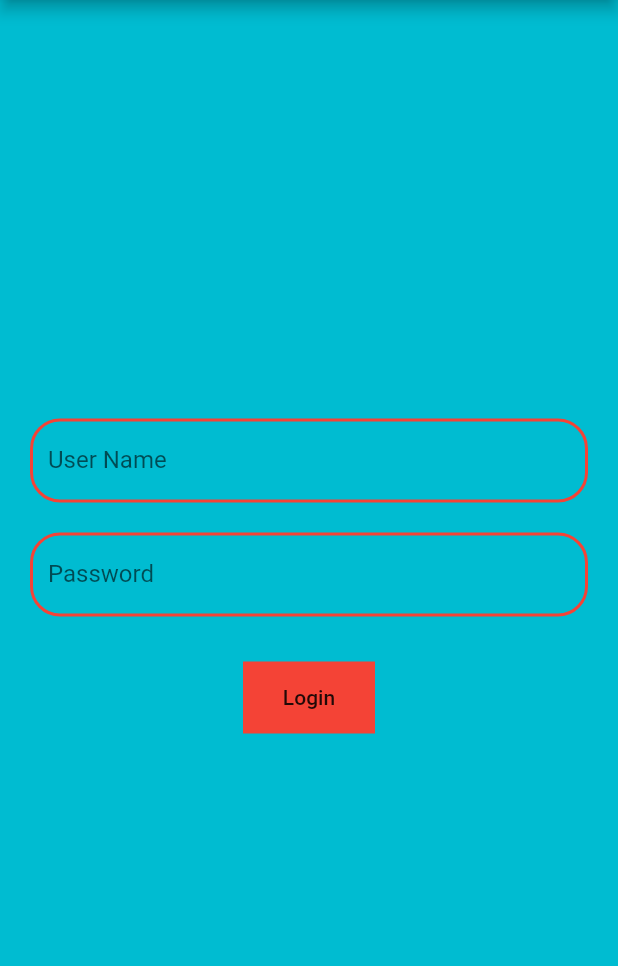
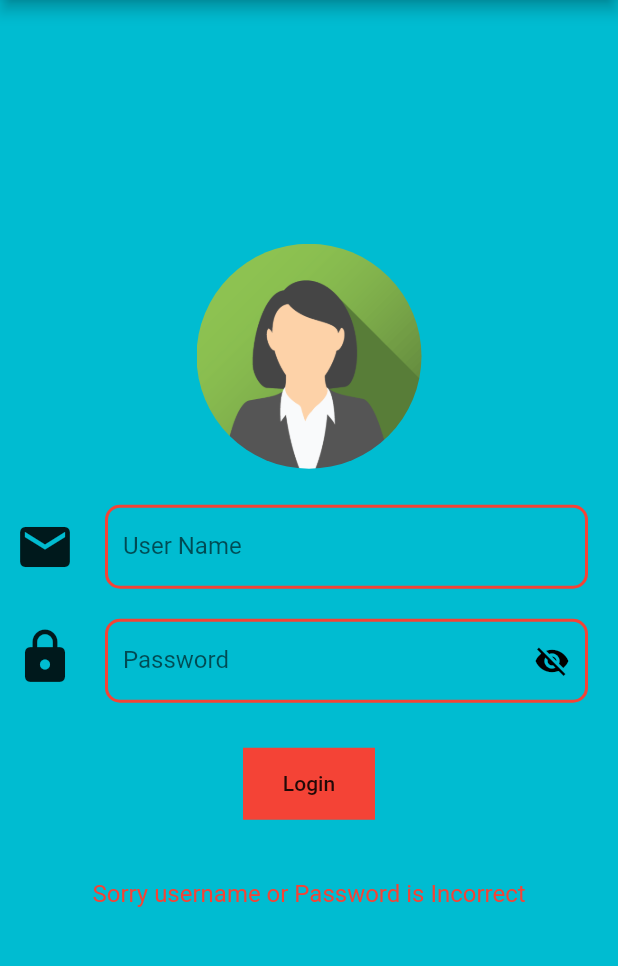
Before and after one commit to SDESAI612/Flutter_practise, a Flutter app: the screen it shows after launch, after a tap on "Login", on a phone screen of 412 x 824 dp, the part 84-1050 px from its top. Run offline on Flutter 3.47's test engine with Material 2 defaults, Android fonts, the phone set to English and light mode, and no system bars; our stand-ins replace connectivity, flutter_offline, persistent_bottom_nav_bar; accounts and stored records are empty.

Commit message:
Files Modified

```diff
--- a/lib/main.dart
+++ b/lib/main.dart
@@ -1,5 +1,7 @@
+
 
 import 'package:flutter/material.dart';
+import 'package:flutter/widgets.dart';
 import 'DrawerHome.dart';
 import 'UserModel.dart';
 import 'package:http/http.dart' as http;
@@ -78,12 +80,28 @@ class _MyHomePageState extends State<MyHomePage> {
   String username;
   String pass;
   UserModel _user;
+  bool check = false;
+  bool passCheck = true;
+
+  void toggleVisibility() {
+   if(passCheck) {
+     setState(() {
+       passCheck = false;
+     });
+   }else {
+     setState(() {
+       passCheck=true;
+     });
+   }
+
+
+  }
+
+
+
 
 @override
   Widget build(BuildContext context) {
-
-
-
     // This method is rerun every time setState is called, for instance as done
     // by the _incrementCounter method above.
     //
@@ -98,13 +116,36 @@ class _MyHomePageState extends State<MyHomePage> {
           title: Text('Demo'),
         ),
         body: Center(
-          child: SingleChildScrollView (
+            child: SingleChildScrollView(
               child: Column(
-            mainAxisAlignment: MainAxisAlignment.center,
-            crossAxisAlignment: CrossAxisAlignment.center,
+                // mainAxisAlignment: MainAxisAlignment.center,
+                // crossAxisAlignment: CrossAxisAlignment.center,
+                children: [
+                  // children: [Container(
+                  //   child: Icon(Icons.email,size: 16.00,),
+                  // ),
+
+                  Container(
+                    margin: EdgeInsets.only(bottom: 24),
+                    child: ClipOval(
+                      child: Image.asset(
+                        'assets/loginIcon.png', height: 150, width: 150,
+
+                      ),
+                    ),
+                  ),
+
+                  Row(
                     children: [
                       Container(
-                  margin: const EdgeInsets.only(left: 20.0, right: 20.0),
+                        child: Icon(Icons.email, size: 40,),
+                        margin: EdgeInsets.only(left: 10),
+                      ),
+                      Expanded(
+                        flex: 1, // 20%
+                        child: Container(
+                            margin: const EdgeInsets.only(
+                                left: 20.0, right: 20.0),
                             child: TextField(
                               controller: emailController,
                               cursorColor: Colors.amber,
@@ -113,59 +154,111 @@ class _MyHomePageState extends State<MyHomePage> {
                               decoration: new InputDecoration(
                                 focusedBorder: OutlineInputBorder(
                                     borderSide:
-                              BorderSide(color: Colors.greenAccent, width: 2.0),
+                                    BorderSide(
+                                        color: Colors.greenAccent, width: 2.0),
                                     borderRadius:
-                              BorderRadius.all(new Radius.circular(20.0))),
+                                    BorderRadius.all(
+                                        new Radius.circular(10.0))),
                                 enabledBorder: OutlineInputBorder(
-                          borderSide: BorderSide(color: Colors.red, width: 2.0),
+                                    borderSide: BorderSide(
+                                        color: Colors.red, width: 2.0),
                                     borderRadius:
-                              BorderRadius.all(new Radius.circular(20.0))),
+                                    BorderRadius.all(
+                                        new Radius.circular(10.0))),
                                 hintText: 'User Name',
                               ),
                             )),
+                      ),
+                    ],
+
+                  ),
+
+                  Row(
+                    children: [
                       Container(
+                        child: Icon(Icons.lock, size: 40,),
+                        margin: EdgeInsets.only(left: 10, top: 15),
+                      ),
+                      Expanded(
+                          flex: 1, // 20%
+                          child: Container(
                               margin:
-                      const EdgeInsets.only(left: 20.0, right: 20.0, top: 20.0),
+                              const EdgeInsets.only(
+                                  left: 20.0, right: 20.0, top: 20.0),
                               child: TextField(
                                 controller: passController,
                                 cursorColor: Colors.amber,
                                 style: TextStyle(height: 1.0),
                                 cursorWidth: 3.0,
                                 decoration: new InputDecoration(
+                                  suffixIcon: GestureDetector(
+                                    onTap: () {
+                                      toggleVisibility();
+                                    },
+                                    child: Icon(
+                                        passCheck ? Icons.visibility_off : Icons.visibility,
+                                      color: passCheck ? Colors.black : Colors.amber,
+                                    ),
+                                  ),
                                   focusedBorder: OutlineInputBorder(
                                       borderSide:
-                              BorderSide(color: Colors.greenAccent, width: 2.0),
+                                      BorderSide(color: Colors.greenAccent,
+                                          width: 2.0),
                                       borderRadius:
-                              BorderRadius.all(new Radius.circular(20.0))),
+                                      BorderRadius.all(
+                                          new Radius.circular(10.0))),
                                   enabledBorder: OutlineInputBorder(
-                          borderSide: BorderSide(color: Colors.red, width: 2.0),
+                                      borderSide: BorderSide(
+                                          color: Colors.red, width: 2.0),
                                       borderRadius:
-                              BorderRadius.all(new Radius.circular(20.0))),
+                                      BorderRadius.all(
+                                          new Radius.circular(10.0))),
                                   hintText: 'Password',
                                 ),
-                    obscureText: true,
-                  )),
+                                obscureText: passCheck,
+                              ))
+                      ),
+                    ],
+                  ),
+
+
                   Container(
                     margin: const EdgeInsets.only(top: 30.0),
                     color: Colors.red,
                     child: FlatButton(
                       child: Text('Login'),
                       onPressed: () async {
-                    username = emailController.text;
-                    pass = passController.text;
+                        username = emailController.text.trim();
+                        pass = passController.text.trim();
 
                         // Route route = MaterialPageRoute(builder: (context) => Home(username,pass));
-                   final UserModel user = await createUser(username, pass);
-                    print(user.name);
-                   setState(() {
-                      _user = user;
-                   });
+                        // final UserModel user = await createUser(username, pass);
+                        //  print(user.name);
+                        // setState(() {
+                        //    _user = user;
+                        // });
+
+                        if (username == "Shiv" && pass == "Desai") {
                           Route route =
                           MaterialPageRoute(builder: (context) => DrawerHome());
                           Navigator.push(context, route);
+                        } else {
+                          setState(() {
+                            check = true;
+                          });
+                        }
                       },
                     ),
                   ),
+                  check ? Container(
+                    margin: EdgeInsets.only(top: 40.0),
+                    child:
+                    Text('Sorry username or Password is Incorrect',
+                      style: TextStyle(
+                          fontSize: 16.0,
+                          color: Colors.red
+                      ),),
+                  ) : Container()
                 ],
               ),
             ))
--- a/pubspec.yaml
+++ b/pubspec.yaml
@@ -53,8 +53,7 @@ flutter:
 
   # To add assets to your application, add an assets section, like this:
   assets:
-    - assets/m.png
-    - assets/splash.jpg
+    - assets/
 
         # An image asset can refer to one or more resolution-specific "variants", see
   # https://flutter.dev/assets-and-images/#resolution-aware.
```
Also changed, not shown: assets/QrCodeScaner.png (added), assets/loginIcon.png (added). Lines whose indentation alone changed are shown as unchanged.
